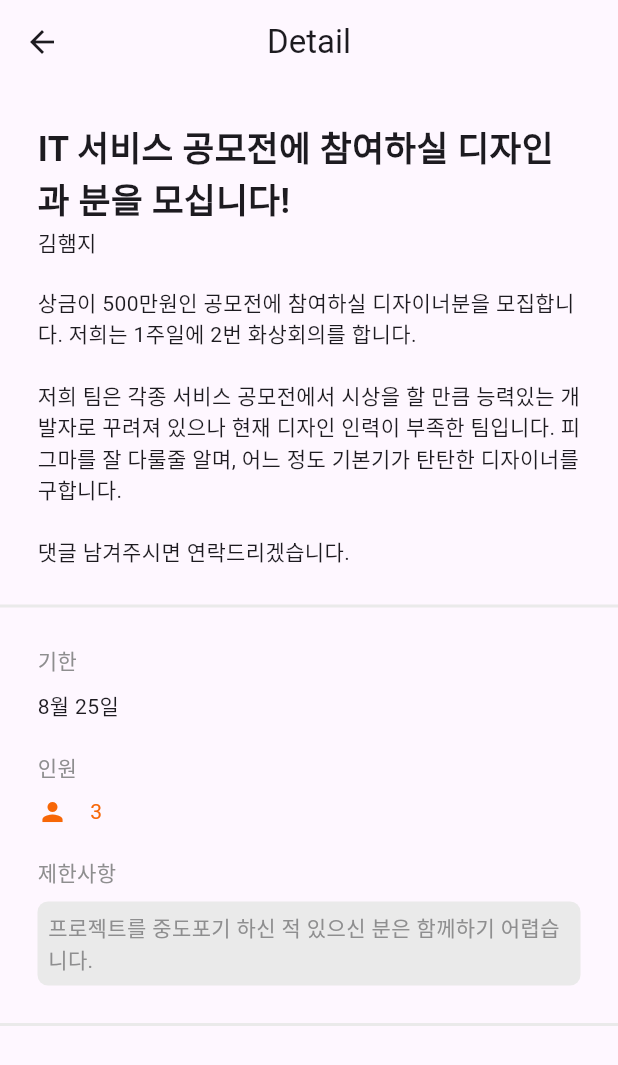
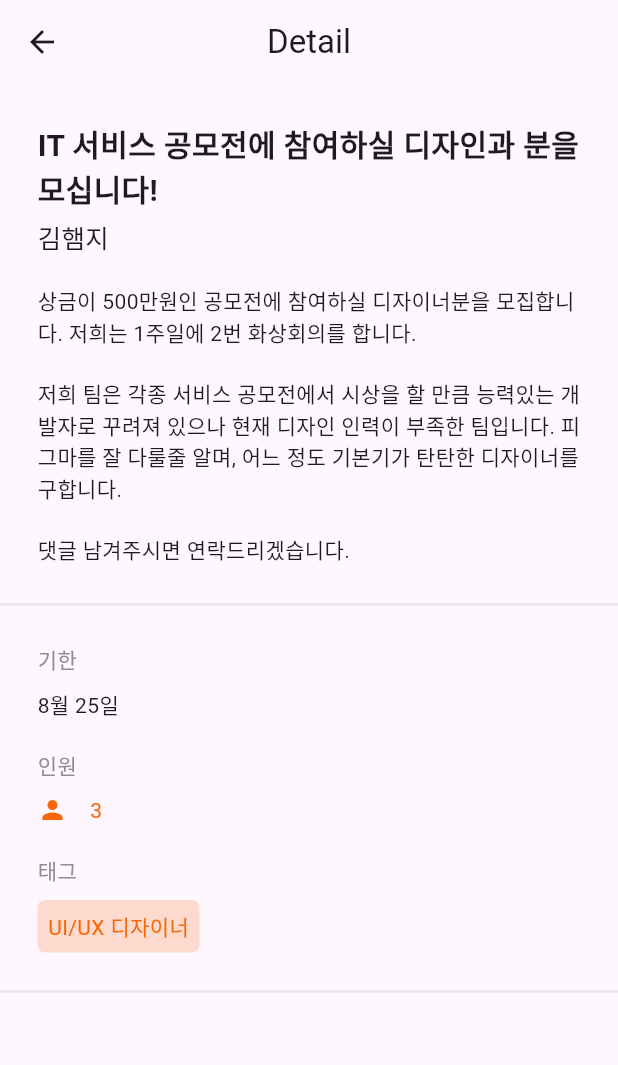
Before and after one commit to DreamOrReality/Dream-Or-Reality-Flutter, a Flutter app: the StudyDetailScreen screen opened by its route, on a phone screen of 412 x 824 dp. Shown: the top 1065 px of the screen. Run offline on Flutter 3.47's test engine with Material 3 defaults, Android fonts, the phone set to English and light mode, and no system bars; our stand-ins replace shared_preferences, table_calendar; accounts and stored records are empty.

Commit message:
feat. 제한사항 -> 태그

```diff
--- a/lib/screens/study/study_detail_screen.dart
+++ b/lib/screens/study/study_detail_screen.dart
@@ -28,6 +28,7 @@ class _StudyDetailScreenState extends State<StudyDetailScreen> {
     );
   }
 
+  // 제목 / 작성자 / 내용을 출력
   Widget buildDetailHeader() {
     return Container(
       decoration: BoxDecoration(
@@ -39,9 +40,10 @@ class _StudyDetailScreenState extends State<StudyDetailScreen> {
         children: [
           Text(
             'IT 서비스 공모전에 참여하실 디자인과 분을 모십니다!',
-            style: TextStyle(fontSize: 23, fontWeight: FontWeight.bold),
+            style: TextStyle(fontSize: 20, fontWeight: FontWeight.bold),
           ),
-          Text('김햄지'),
+          SizedBox(height: 5),
+          Text('김햄지', style: TextStyle(fontSize: 17)),
           SizedBox(height: 20),
           Text(
             '상금이 500만원인 공모전에 참여하실 디자이너분을 모집합니다. 저희는 1주일에 2번 화상회의를 합니다.\n\n저희 팀은 각종 서비스 공모전에서 시상을 할 만큼 능력있는 개발자로 꾸려져 있으나 현재 디자인 인력이 부족한 팀입니다. 피그마를 잘 다룰줄 알며, 어느 정도 기본기가 탄탄한 디자이너를 구합니다.\n\n댓글 남겨주시면 연락드리겠습니다.',
@@ -51,6 +53,7 @@ class _StudyDetailScreenState extends State<StudyDetailScreen> {
     );
   }
 
+  // 기한 / 인원을 출력
   Widget buildDetailInfo() {
     return Container(
       padding: EdgeInsets.all(25),
@@ -80,17 +83,14 @@ class _StudyDetailScreenState extends State<StudyDetailScreen> {
           ),
           SizedBox(height: 20),
           buildInfoSection(
-            title: '제한사항',
+            title: '태그',
             content: Container(
               padding: EdgeInsets.all(7),
               decoration: BoxDecoration(
-                borderRadius: BorderRadius.circular(7),
-                color: strokeColor,
+                color: primaryColor.withOpacity(0.2),
+                borderRadius: BorderRadius.circular(5),
               ),
-              child: Text(
-                '프로젝트를 중도포기 하신 적 있으신 분은 함께하기 어렵습니다.',
-                style: TextStyle(color: secondTextColor),
-              ),
+              child: Text('UI/UX 디자이너', style: TextStyle(color: primaryColor)),
             ),
           ),
         ],
```
